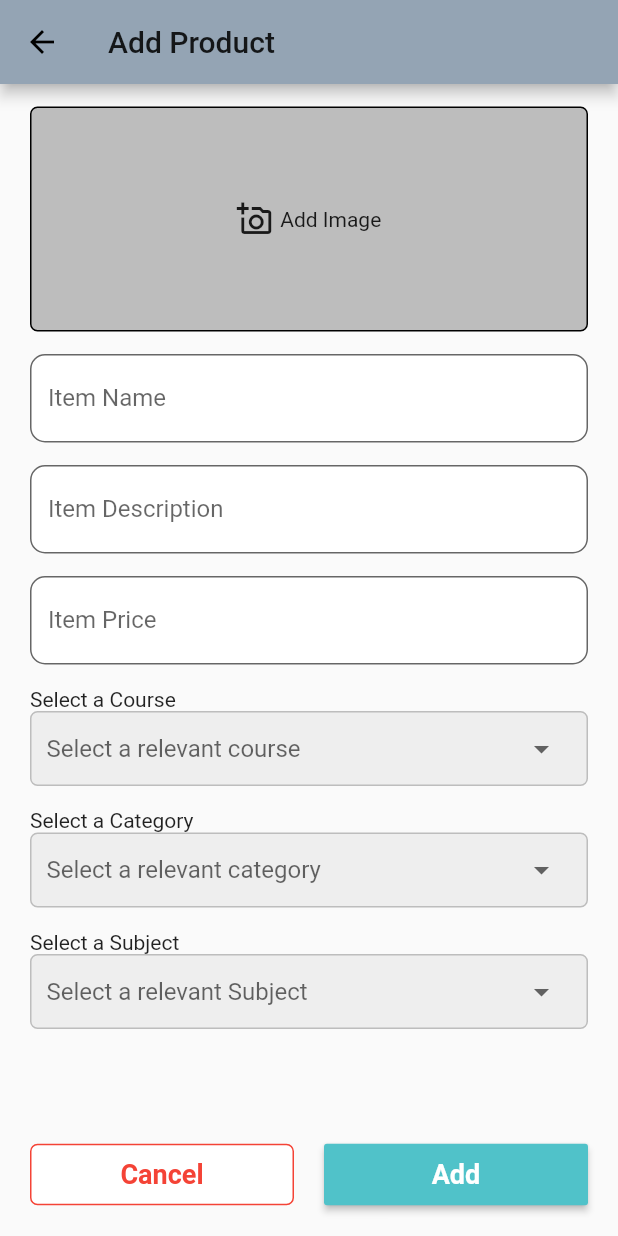
After one commit to codec-akash/ClgBud, a Flutter app: the AddProduct screen opened by its route, after a tap on "Add", on a phone screen of 412 x 824 dp. The commit adds this screen. Run offline on Flutter 3.47's test engine with Material 2 defaults, Android fonts, the phone set to English and light mode, and no system bars; our stand-ins replace cloud_firestore, firebase_auth, firebase_core, firebase_storage, google_fonts, google_sign_in and 3 more; accounts and stored records are empty; network calls fail.

Commit message:
Add product complete

```diff
--- a/lib/main.dart
+++ b/lib/main.dart
@@ -1,6 +1,8 @@
+import 'package:clgbud/pages/add_product/add_product.dart';
 import 'package:clgbud/pages/home_page/home_page.dart';
 import 'package:clgbud/pages/login_page/login_page.dart';
 import 'package:clgbud/services/auth.dart';
+import 'package:clgbud/services/product_database.dart';
 import 'package:clgbud/services/user_database.dart';
 import 'package:clgbud/utils/theme.dart';
 import 'package:firebase_auth/firebase_auth.dart';
@@ -22,6 +24,7 @@ class MyApp extends StatelessWidget {
         ChangeNotifierProvider(create: (_) => ThemeNotifier()),
         ChangeNotifierProvider(create: (_) => AuthService()),
         ChangeNotifierProvider(create: (_) => UserDataBase()),
+        ChangeNotifierProvider(create: (_) => ProductDataBase()),
       ],
       child: Consumer<ThemeNotifier>(
         builder: (context, theme, child) => MaterialApp(
@@ -39,7 +42,11 @@ class MyApp extends StatelessWidget {
                 print(snapshot.error);
               }
               return LoginPage();
-              }),
+            },
+          ),
+          routes: {
+            AddProduct.routeName: (ctx) => AddProduct(),
+          },
         ),
       ),
     );
--- /dev/null
+++ b/lib/model/product_model.dart
@@ -0,0 +1,51 @@
+class ProductModel {
+  String productId;
+  String productName;
+  String productDescription;
+  String category;
+  String course;
+  String subject;
+  String userId;
+  String productImage;
+  double amount;
+  bool isSold;
+
+  ProductModel({
+    this.productId,
+    this.productName,
+    this.productDescription,
+    this.category,
+    this.course,
+    this.subject,
+    this.userId,
+    this.amount,
+    this.isSold,
+    this.productImage,
+  });
+
+  ProductModel.fromJson(Map<String, dynamic> json) {
+    productName = json['product_name'];
+    productDescription = json['description'];
+    userId = json['user_id'];
+    course = json['course'];
+    category = json['category'];
+    subject = json['subject'];
+    isSold = json['isSold'];
+    amount = json['amount'];
+    productImage = json['product_image'];
+  }
+
+  Map<String, dynamic> toJson() {
+    final Map<String, dynamic> data = new Map<String, dynamic>();
+    data['product_name'] = this.productName;
+    data['description'] = this.productDescription;
+    data['user_id'] = this.userId;
+    data['course'] = this.course;
+    data['category'] = this.category;
+    data['subject'] = this.subject;
+    data['isSold'] = this.isSold;
+    data['amount'] = this.amount;
+    data['product_image'] = this.productImage;
+    return data;
+  }
+}
--- /dev/null
+++ b/lib/pages/add_product/add_product.dart
@@ -0,0 +1,361 @@
+import 'dart:convert';
+import 'dart:io';
+
+import 'package:clgbud/model/product_model.dart';
+import 'package:clgbud/services/product_database.dart';
+import 'package:clgbud/services/user_database.dart';
+import 'package:clgbud/utils/app_media_query.dart';
+import 'package:clgbud/utils/global.dart';
+import 'package:flutter/material.dart';
+import 'package:image_picker/image_picker.dart';
+import 'package:provider/provider.dart';
+
+class AddProduct extends StatefulWidget {
+  static const routeName = "/add-page";
+  @override
+  _AddProductState createState() => _AddProductState();
+}
+
+class _AddProductState extends State<AddProduct> {
+  final _formKey = GlobalKey<FormState>();
+  final _scaffoldKey = GlobalKey<ScaffoldState>();
+
+  final productNameController = TextEditingController();
+  final productAmoutController = TextEditingController();
+  final productDescController = TextEditingController();
+
+  String productName;
+  String productDesc;
+  String category;
+  String courses;
+  String subject;
+  String courseHint = "Select a relevant course";
+  String categoryHint = "Select a relevant category";
+  String subjectHint = "Select a relevant Subject";
+
+  double price;
+
+  List<String> courseList = ["Btech", "MTech", "BBA"];
+  List<String> categoryList;
+  List<String> subjectList;
+
+  File _pickedImage;
+
+  Future<void> pickImage() async {
+    try {
+      final pickedFile =
+          await ImagePicker().getImage(source: ImageSource.gallery);
+      setState(() {
+        if (pickedFile != null) {
+          _pickedImage = File(pickedFile.path);
+        } else {
+          _scaffoldKey.currentState.showSnackBar(SnackBar(
+            content: Text("Select a image"),
+          ));
+        }
+      });
+    } catch (e) {
+      print(e);
+      _scaffoldKey.currentState.showSnackBar(SnackBar(
+        content: Text("$e"),
+      ));
+    }
+  }
+
+  Future<void> saveProduct() async {
+    ProductModel productModel = ProductModel(
+      productName: productName,
+      amount: price,
+      productDescription: productDesc,
+      category: category,
+      course: courses,
+      subject: subject,
+      userId: Provider.of<UserDataBase>(context, listen: false).userId,
+      isSold: false,
+    );
+    try {
+      FocusScope.of(context).unfocus();
+
+      await Provider.of<ProductDataBase>(context, listen: false).addProduct(
+          productModel: productModel,
+          productImage: _pickedImage,
+          userId: productModel.userId);
+      clearData();
+    } catch (e) {
+      print(e);
+    }
+  }
+
+  void clearData() {
+    setState(() {
+      productNameController.clear();
+      productAmoutController.clear();
+      productDescController.clear();
+      productName = null;
+      productDesc = null;
+      price = null;
+      courses = null;
+      subject = null;
+      category = null;
+      _pickedImage = null;
+    });
+  }
+
+  @override
+  Widget build(BuildContext context) {
+    return Scaffold(
+      key: _scaffoldKey,
+      appBar: AppBar(
+        title: Text("Add Product"),
+      ),
+      floatingActionButton: Container(
+        width: MediaQuery.of(context).size.width - 36,
+        padding: EdgeInsets.only(right: 4),
+        height: 50,
+        child: Row(
+          mainAxisAlignment: MainAxisAlignment.spaceBetween,
+          children: <Widget>[
+            Container(
+              width: AppMediaQuery(context).appWidth(50) - 30,
+              decoration: BoxDecoration(
+                borderRadius: Global().borderRadius,
+              ),
+              child: FlatButton(
+                padding: EdgeInsets.symmetric(vertical: 10.0),
+                shape: RoundedRectangleBorder(
+                    borderRadius: Global().borderRadius,
+                    side: BorderSide(color: Colors.red)),
+                color: Colors.white,
+                textColor: Colors.red,
+                child: Text('Cancel', style: Global().buttonText),
+                onPressed: () {
+                  clearData();
+                },
+              ),
+            ),
+            Container(
+                width: AppMediaQuery(context).appWidth(50) - 30,
+                decoration: BoxDecoration(
+                  borderRadius: Global().borderRadius,
+                ),
+                child: RaisedButton(
+                  padding: EdgeInsets.symmetric(vertical: 10.0),
+                  color: Theme.of(context).accentColor,
+                  textColor: Colors.white,
+                  child: Text("Add", style: Global().buttonText),
+                  onPressed: () {
+                    saveProduct();
+                  },
+                )),
+          ],
+        ),
+      ),
+      body: SingleChildScrollView(
+        child: Container(
+          padding: EdgeInsets.symmetric(horizontal: 20.0, vertical: 15.0),
+          child: Form(
+            key: _formKey,
+            child: Column(
+              crossAxisAlignment: CrossAxisAlignment.start,
+              children: [
+                GestureDetector(
+                  onTap: () {
+                    pickImage();
+                  },
+                  child: Container(
+                    child: Center(
+                      child: _pickedImage == null
+                          ? Container(
+                              decoration: BoxDecoration(
+                                color: Colors.grey[400],
+                                border: Border.all(color: Colors.black),
+                                borderRadius: Global().borderRadius,
+                              ),
+                              height: 150,
+                              width: double.infinity,
+                              child: Row(
+                                mainAxisAlignment: MainAxisAlignment.center,
+                                mainAxisSize: MainAxisSize.min,
+                                children: [
+                                  Icon(Icons.add_a_photo_outlined),
+                                  SizedBox(width: 5.0),
+                                  Text("Add Image"),
+                                ],
+                              ),
+                            )
+                          : Container(
+                              decoration: BoxDecoration(
+                                border: Border.all(color: Colors.black),
+                                borderRadius: Global().borderRadius,
+                              ),
+                              child: Image.file(
+                                _pickedImage,
+                                fit: BoxFit.cover,
+                                height: 250,
+                              ),
+                            ),
+                    ),
+                  ),
+                ),
+                Global().height10Box,
+                TextFormField(
+                  controller: productNameController,
+                  decoration: Global().textFieldDecoration.copyWith(
+                        labelText: 'Item Name',
+                      ),
+                  validator: (value) {
+                    if (value.length < 3) {
+                      return "Enter a valid name";
+                    }
+                    return null;
+                  },
+                  onChanged: (value) {
+                    productName = value;
+                  },
+                ),
+                Global().height10Box,
+                TextFormField(
+                  controller: productDescController,
+                  decoration: Global().textFieldDecoration.copyWith(
+                        labelText: 'Item Description',
+                      ),
+                  validator: (value) {
+                    // if (value.length < 3) {
+                    //   return "Enter a valid name";
+                    // }
+                    return null;
+                  },
+                  onChanged: (value) {
+                    productDesc = value;
+                  },
+                ),
+                Global().height10Box,
+                TextFormField(
+                  controller: productAmoutController,
+                  decoration: Global().textFieldDecoration.copyWith(
+                        labelText: 'Item Price',
+                      ),
+                  keyboardType: TextInputType.number,
+                  validator: (value) {
+                    if (value.isEmpty) {
+                      return 'Please enter a price.';
+                    }
+                    if (double.tryParse(value) == null) {
+                      return 'Please enter a valid number.';
+                    }
+                    if (double.parse(value) <= 0) {
+                      return 'Please enter a number greater than zero.';
+                    }
+                    return null;
+                  },
+                  onChanged: (value) {
+                    setState(() {
+                      price = double.tryParse(value);
+                    });
+                  },
+                ),
+                Global().height10Box,
+                Text("Select a Course"),
+                Container(
+                  width: double.infinity,
+                  padding: EdgeInsets.symmetric(horizontal: 10.0),
+                  decoration: BoxDecoration(
+                    color: Colors.grey[200],
+                    border: Border.all(color: Colors.grey[400]),
+                    borderRadius: Global().borderRadius,
+                  ),
+                  child: DropdownButton(
+                    items: courseList
+                        .map((course) => DropdownMenuItem(
+                              value: course,
+                              child: Text(course),
+                            ))
+                        .toList(),
+                    onChanged: (value) {
+                      setState(() {
+                        courses = value;
+                      });
+                      print("$value");
+                    },
+                    hint: Text(courses ?? courseHint),
+                    underline: Container(),
+                    isExpanded: true,
+                    icon: Padding(
+                      padding: const EdgeInsets.all(8.0),
+                      child: Icon(Icons.arrow_drop_down),
+                    ),
+                  ),
+                ),
+                Global().height10Box,
+                Text("Select a Category"),
+                Container(
+                  width: double.infinity,
+                  padding: EdgeInsets.symmetric(horizontal: 10.0),
+                  decoration: BoxDecoration(
+                    color: Colors.grey[200],
+                    border: Border.all(color: Colors.grey[400]),
+                    borderRadius: Global().borderRadius,
+                  ),
+                  child: DropdownButton(
+                    items: courseList
+                        .map((course) => DropdownMenuItem(
+                              value: course,
+                              child: Text(course),
+                            ))
+                        .toList(),
+                    onChanged: (value) {
+                      setState(() {
+                        category = value;
+                      });
+                      print("$value");
+                    },
+                    hint: Text(category ?? categoryHint),
+                    underline: Container(),
+                    isExpanded: true,
+                    icon: Padding(
+                      padding: const EdgeInsets.all(8.0),
+                      child: Icon(Icons.arrow_drop_down),
+                    ),
+                  ),
+                ),
+                Global().height10Box,
+                Text("Select a Subject"),
+                Container(
+                  width: double.infinity,
+                  padding: EdgeInsets.symmetric(horizontal: 10.0),
+                  decoration: BoxDecoration(
+                    color: Colors.grey[200],
+                    border: Border.all(color: Colors.grey[400]),
+                    borderRadius: Global().borderRadius,
+                  ),
+                  child: DropdownButton(
+                    items: courseList
+                        .map((course) => DropdownMenuItem(
+                              value: course,
+                              child: Text(course),
+                            ))
+                        .toList(),
+                    onChanged: (value) {
+                      setState(() {
+                        subject = value;
+                      });
+                      print("$value");
+                    },
+                    hint: Text(subject ?? subjectHint),
+                    underline: Container(),
+                    isExpanded: true,
+                    icon: Padding(
+                      padding: const EdgeInsets.all(8.0),
+                      child: Icon(Icons.arrow_drop_down),
+                    ),
+                  ),
+                ),
+                SizedBox(height: 77),
+              ],
+            ),
+          ),
+        ),
+      ),
+    );
+  }
+}
--- a/lib/pages/home_page/drawer_screen.dart
+++ b/lib/pages/home_page/drawer_screen.dart
@@ -1,3 +1,4 @@
+import 'package:clgbud/pages/add_product/add_product.dart';
 import 'package:clgbud/services/auth.dart';
 import 'package:clgbud/services/user_database.dart';
 import 'package:flutter/cupertino.dart';
@@ -22,7 +23,7 @@ class DrawerScreen extends StatelessWidget {
           },
         ),
       ),
-      backgroundColor: Theme.of(context).accentColor,
+      // backgroundColor: Theme.of(context).accentColor,
       body: Padding(
         padding: EdgeInsets.symmetric(horizontal: 20.0, vertical: 15.0),
         child: Column(
@@ -44,7 +45,9 @@ class DrawerScreen extends StatelessWidget {
                   ListTile(
                     title: Text("Add Product"),
                     leading: Icon(Icons.add_circle_outline),
-                    onTap: () {},
+                    onTap: () {
+                      Navigator.of(context).pushNamed(AddProduct.routeName);
+                    },
                   ),
                   ListTile(
                     title: Text("Your Products"),
--- a/lib/services/auth.dart
+++ b/lib/services/auth.dart
@@ -78,6 +78,8 @@ class AuthService with ChangeNotifier {
             }
             userId = userCredential.user.uid;
             _isLoading = false;
+            Navigator.of(context).pop();
+            print("VErification Complete");
           } catch (e) {
             status = "Error Occured while sign -in";
             _isLoading = false;
@@ -147,7 +149,9 @@ class AuthService with ChangeNotifier {
             },
           );
         },
-        codeAutoRetrievalTimeout: (String verificationId) {},
+        codeAutoRetrievalTimeout: (String verificationId) {
+          print("Auto Retriveal");
+        },
       );
     } catch (e) {
       print("reached main catch");
--- /dev/null
+++ b/lib/services/product_database.dart
@@ -0,0 +1,43 @@
+import 'dart:io';
+
+import 'package:clgbud/model/product_model.dart';
+import 'package:cloud_firestore/cloud_firestore.dart';
+import 'package:firebase_storage/firebase_storage.dart';
+import 'package:flutter/material.dart';
+
+class ProductDataBase with ChangeNotifier {
+  final CollectionReference prodCollection =
+      FirebaseFirestore.instance.collection('products');
+
+  List<ProductModel> _products = [];
+
+  List<ProductModel> get products => _products;
+
+  Future addProduct(
+      {ProductModel productModel, File productImage, String userId}) async {
+    print("Reached");
+    String imageUrl;
+    try {
+      final ref = FirebaseStorage.instance
+          .ref()
+          .child('product_image')
+          .child(userId + DateTime.now().toIso8601String() + '.jpg');
+
+      await ref.putFile(productImage);
+
+      imageUrl = await ref.getDownloadURL();
+      productModel.productImage = imageUrl;
+
+      DocumentReference documentReference =
+          await prodCollection.add(productModel.toJson());
+      print(documentReference.id);
+      if (documentReference.id != null) {
+        productModel.productId = documentReference.id;
+
+        _products.add(productModel);
+      }
+    } catch (e) {
+      print(e);
+    }
+  }
+}
--- a/lib/services/user_database.dart
+++ b/lib/services/user_database.dart
@@ -34,8 +34,10 @@ class UserDataBase with ChangeNotifier {
 
   void saveUserData() async {
     userId = _firebaseAuth.currentUser.uid;
-    DocumentSnapshot userDataSnap = await userCollection.doc(userId).get();
-    userModel = UserModel.fromJson(userDataSnap.data());
-    print(userModel.isUserComplete);
+    if (userModel == null) {
+      DocumentSnapshot userDataSnap = await userCollection.doc(userId).get();
+      userModel = UserModel.fromJson(userDataSnap.data());
+      print(userModel.isUserComplete);
+    }
   }
 }
--- a/lib/utils/global.dart
+++ b/lib/utils/global.dart
@@ -4,6 +4,11 @@ import 'package:flutter/material.dart';
 class Global {
   TextStyle headingText = TextStyle(
     fontSize: 24.0,
+    fontWeight: FontWeight.bold,
+  );
+
+  TextStyle buttonText = TextStyle(
+    fontSize: 18.0,
     fontWeight: FontWeight.bold,
   );
 
@@ -23,6 +28,8 @@ class Global {
   BorderRadiusGeometry customBorderRadius(double r) {
     return BorderRadius.circular(r);
   }
+
+  SizedBox height10Box = SizedBox(height: 15.0);
 
   List<BoxShadow> boxShadow = [
     BoxShadow(
--- a/pubspec.yaml
+++ b/pubspec.yaml
@@ -27,10 +27,12 @@ dependencies:
   provider: ^4.3.3
   google_fonts: ^1.1.2
   shimmer: ^1.1.2
+  image_picker: ^0.6.7+22
   firebase_core: ^0.7.0
   firebase_auth: ^0.20.1
   google_sign_in: ^4.5.9
   cloud_firestore: ^0.16.0+1
+  firebase_storage: ^7.0.0
 
 
   # The following adds the Cupertino Icons font to your application.
```
Also changed, not shown: pubspec.lock, 2 other files. Lines whose indentation alone changed are shown as unchanged.
